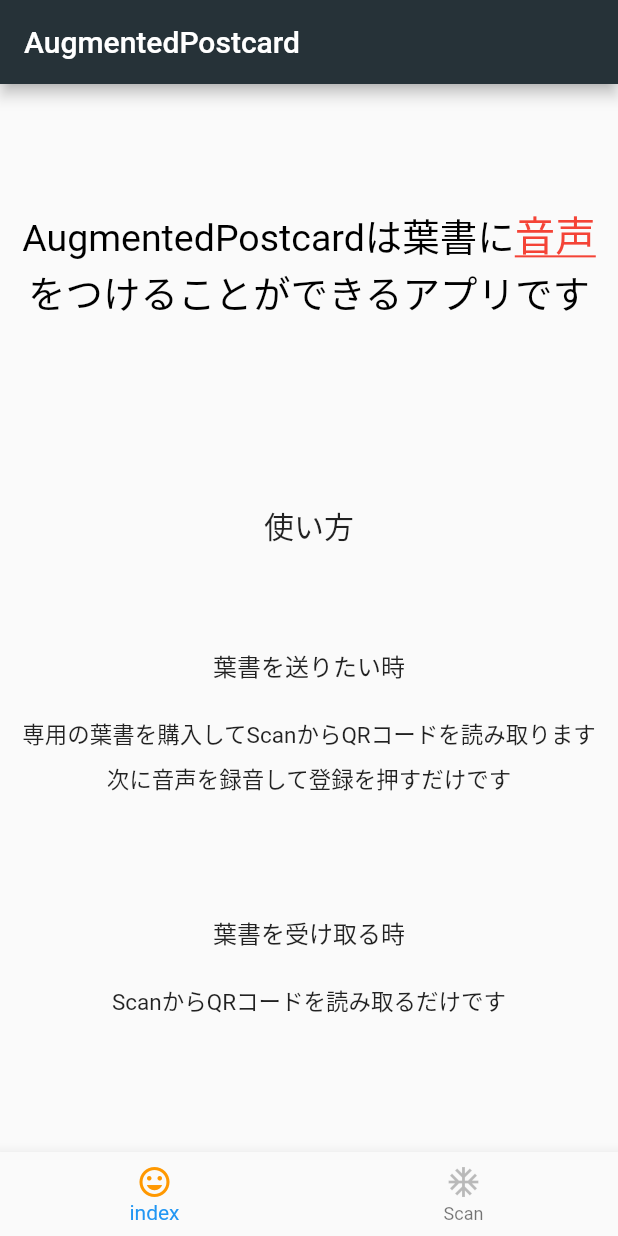
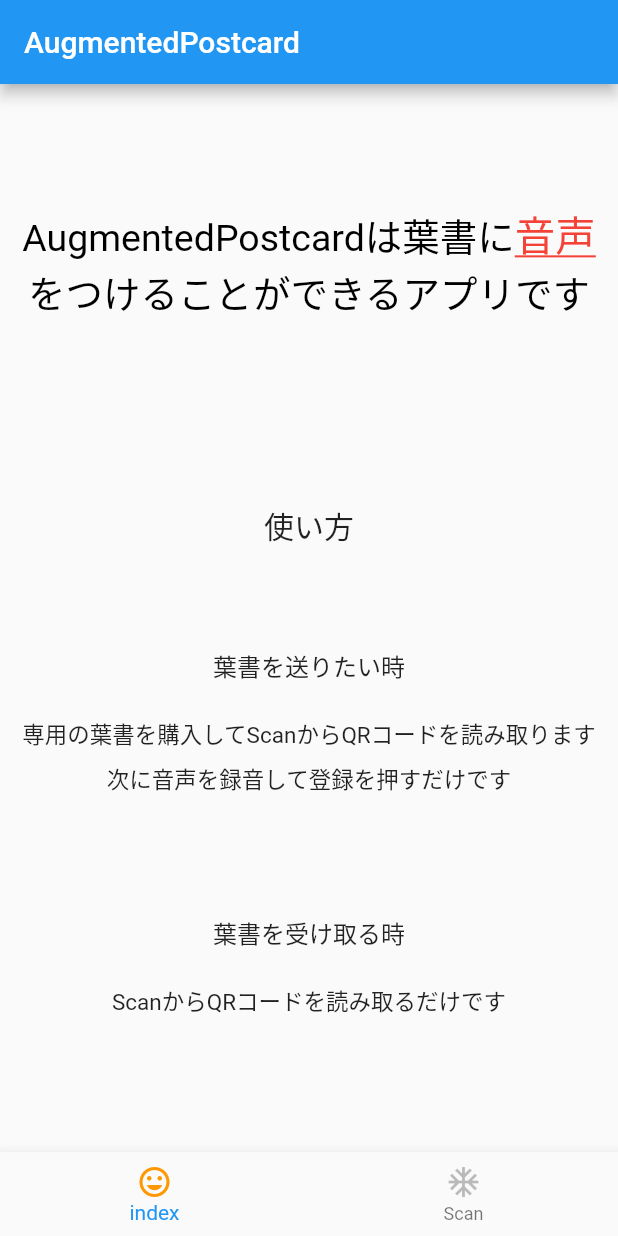
Before and after one commit to kyutech-programming-club/AugmentedPostcard, a Flutter app: the screen it shows after launch, on a phone screen of 412 x 824 dp. Run offline on Flutter 3.47's test engine with Material 2 defaults, Android fonts, the phone set to English and light mode, and no system bars; our stand-ins replace audioplayers, cloud_firestore, firebase_core; missing offline and left inert: barcode_scan, flutter_audio_recorder; accounts and stored records are empty.

Commit message:
Change color of header

```diff
--- a/lib/main.dart
+++ b/lib/main.dart
@@ -31,7 +31,6 @@ class App extends StatelessWidget {
             title: 'AugmentedPostcard',
             debugShowCheckedModeBanner: false,
             theme: ThemeData(
-              primaryColor: Colors.blueGrey[900],
             ),
             home: RootWidget(),
           );
```
Also changed, not shown: pubspec.lock.
